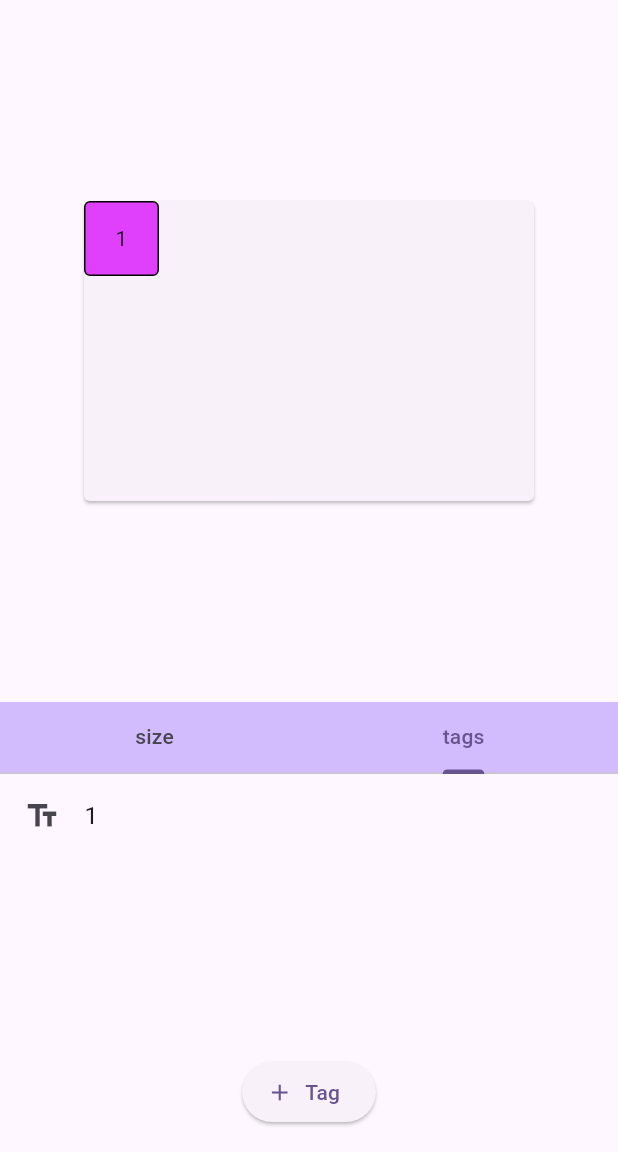
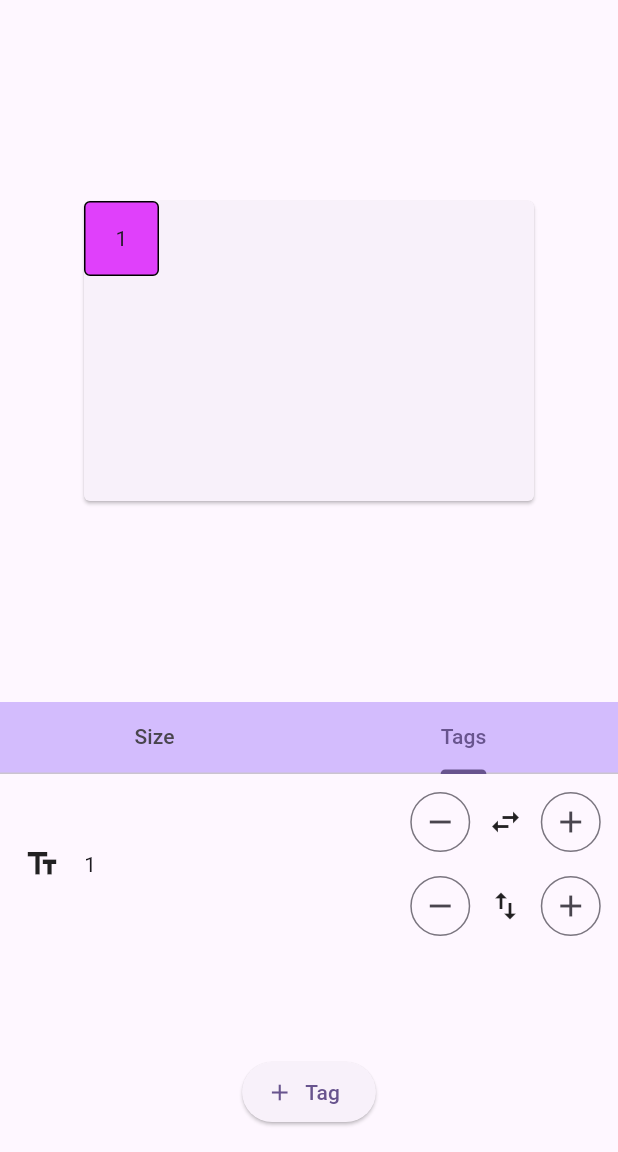
Before and after one commit to YannMancel/template_creator, a Flutter app: the screen it shows after launch, tab 2 chosen, after a tap on "Tag", on a phone screen of 412 x 824 dp, the part 84-1236 px from its top. Run offline on Flutter 3.47's test engine with Material 3 defaults, Android fonts, the phone set to English and light mode, and no system bars.

Commit message:
refactor: actions widget

```diff
--- a/lib/presentation/widgets/_widgets.dart
+++ b/lib/presentation/widgets/_widgets.dart
@@ -1,3 +1,4 @@
+export 'actions_widget.dart';
 export 'configuration_widget.dart';
 export 'tags_widget.dart';
 export 'template_logic_widget.dart';
--- /dev/null
+++ b/lib/presentation/widgets/actions_widget.dart
@@ -0,0 +1,49 @@
+import 'package:flutter/material.dart';
+
+class ActionsWidget extends StatelessWidget {
+  const ActionsWidget({
+    super.key,
+    required this.onUpdatedWidthByStep,
+    required this.onUpdatedHeightByStep,
+  });
+
+  final ValueSetter<double> onUpdatedWidthByStep;
+  final ValueSetter<double> onUpdatedHeightByStep;
+
+  @override
+  Widget build(BuildContext context) {
+    return Column(
+      mainAxisAlignment: MainAxisAlignment.spaceEvenly,
+      children: <Widget>[
+        Row(
+          mainAxisAlignment: MainAxisAlignment.spaceEvenly,
+          children: <Widget>[
+            IconButton.outlined(
+              onPressed: () => onUpdatedWidthByStep(-10.0),
+              icon: const Icon(Icons.remove),
+            ),
+            const Icon(Icons.swap_horiz),
+            IconButton.outlined(
+              onPressed: () => onUpdatedWidthByStep(10.0),
+              icon: const Icon(Icons.add),
+            ),
+          ],
+        ),
+        Row(
+          mainAxisAlignment: MainAxisAlignment.spaceEvenly,
+          children: <Widget>[
+            IconButton.outlined(
+              onPressed: () => onUpdatedHeightByStep(-10.0),
+              icon: const Icon(Icons.remove),
+            ),
+            const Icon(Icons.swap_vert),
+            IconButton.outlined(
+              onPressed: () => onUpdatedHeightByStep(10.0),
+              icon: const Icon(Icons.add),
+            ),
+          ],
+        ),
+      ],
+    );
+  }
+}
--- a/lib/presentation/widgets/configuration_widget.dart
+++ b/lib/presentation/widgets/configuration_widget.dart
@@ -7,8 +7,8 @@ class ConfigurationWidget extends StatelessWidget {
   @override
   Widget build(BuildContext context) {
     const kTabMap = <String, Widget>{
-      'size': TemplateSizeWidget(),
-      'tags': TagsWidget(),
+      'Size': TemplateSizeWidget(),
+      'Tags': TagsWidget(),
     };
     return DefaultTabController(
       length: kTabMap.length,
--- a/lib/presentation/widgets/tags_widget.dart
+++ b/lib/presentation/widgets/tags_widget.dart
@@ -13,31 +13,21 @@ class TagsWidget extends StatelessWidget {
         ValueListenableBuilder(
           valueListenable: logic.template,
           builder: (_, template, __) {
-            return template.tags.isNotEmpty
-                ? ListView.builder(
+            if (template.tags.isEmpty) {
+              return const Center(
+                child: Text('No tags'),
+              );
+            }
+
+            //TODO(Yann): sort template.tags
+            return ListView.separated(
               padding: const EdgeInsets.only(bottom: 56.0),
               itemCount: template.tags.length,
               itemBuilder: (_, index) {
                 final tag = template.tags[index];
-                      return ListTile(
-                        leading: Icon(
-                          tag.format.when<IconData>(
-                            text: (_) => Icons.text_fields,
-                            image: (_) => Icons.image,
-                          ),
-                        ),
-                        title: Text(
-                          tag.format.when<String>(
-                            text: (label) => label,
-                            image: (source) => source,
-                          ),
-                          overflow: TextOverflow.ellipsis,
-                        ),
-                      );
+                return TagListTile(tag);
               },
-                  )
-                : const Center(
-                    child: Text('No tags'),
+              separatorBuilder: (_, __) => const Divider(),
             );
           },
         ),
@@ -53,3 +43,51 @@ class TagsWidget extends StatelessWidget {
     );
   }
 }
+
+class TagListTile extends StatelessWidget {
+  const TagListTile(
+    this.tag, {
+    super.key,
+  });
+
+  final Tag tag;
+
+  @override
+  Widget build(BuildContext context) {
+    final logic = TemplateLogicWidget.of(context).logic;
+    return Row(
+      children: <Widget>[
+        Padding(
+          padding: const EdgeInsets.symmetric(horizontal: 16.0),
+          child: Icon(
+            tag.format.when<IconData>(
+              text: (_) => Icons.text_fields,
+              image: (_) => Icons.image,
+            ),
+          ),
+        ),
+        Expanded(
+          child: Text(
+            tag.format.when<String>(
+              text: (label) => label,
+              image: (source) => source,
+            ),
+            overflow: TextOverflow.ellipsis,
+          ),
+        ),
+        SizedBox(
+          width: 150.0,
+          height: 120.0,
+          child: ActionsWidget(
+            onUpdatedWidthByStep: (step) {
+              logic.updateTagWidth(tag, width: tag.size.width + step);
+            },
+            onUpdatedHeightByStep: (step) {
+              logic.updateTagHeight(tag, height: tag.size.height + step);
+            },
+          ),
+        ),
+      ],
+    );
+  }
+}
--- a/lib/presentation/widgets/template_size_widget.dart
+++ b/lib/presentation/widgets/template_size_widget.dart
@@ -4,77 +4,16 @@ import 'package:template_creator/_features.dart';
 class TemplateSizeWidget extends StatelessWidget {
   const TemplateSizeWidget({super.key});
 
-  void _updateWidthByStep(
-    TemplateLogic logic, {
-    required double step,
-  }) {
-    logic.updateWidth = logic.template.value.size.width + step;
-  }
-
-  void _updateHeightByStep(
-    TemplateLogic logic, {
-    required double step,
-  }) {
-    logic.updateHeight = logic.template.value.size.height + step;
-  }
-
   @override
   Widget build(BuildContext context) {
     final logic = TemplateLogicWidget.of(context).logic;
-    return Column(
-      mainAxisSize: MainAxisSize.min,
-      children: <Widget>[
-        ActionOnTemplateSize(
-          title: 'Width',
-          onPressedDecrease: () {
-            _updateWidthByStep(logic, step: -10.0);
-          },
-          onPressedIncrease: () {
-            _updateWidthByStep(logic, step: 10.0);
-          },
-        ),
-        ActionOnTemplateSize(
-          title: 'Height',
-          onPressedDecrease: () {
-            _updateHeightByStep(logic, step: -10.0);
-          },
-          onPressedIncrease: () {
-            _updateHeightByStep(logic, step: 10.0);
-          },
-        ),
-      ],
+    return ActionsWidget(
+      onUpdatedWidthByStep: (step) {
+        logic.updateWidth = logic.template.value.size.width + step;
+      },
+      onUpdatedHeightByStep: (step) {
+        logic.updateHeight = logic.template.value.size.height + step;
+      },
     );
   }
 }
-
-class ActionOnTemplateSize extends StatelessWidget {
-  const ActionOnTemplateSize({
-    super.key,
-    required this.title,
-    required this.onPressedDecrease,
-    required this.onPressedIncrease,
-  });
-
-  final String title;
-  final VoidCallback onPressedDecrease;
-  final VoidCallback onPressedIncrease;
-
-  @override
-  Widget build(BuildContext context) {
-    return ListTile(
-      title: Text(title),
-      trailing: OverflowBar(
-        children: <Widget>[
-          IconButton(
-            onPressed: onPressedDecrease,
-            icon: const Icon(Icons.remove),
-          ),
-          IconButton(
-            onPressed: onPressedIncrease,
-            icon: const Icon(Icons.add),
-          ),
-        ],
-      ),
-    );
-  }
-}
```
Also changed, not shown: lib/domain/template_logic.dart (+30 -0 lines). Lines whose indentation alone changed are shown as unchanged.
